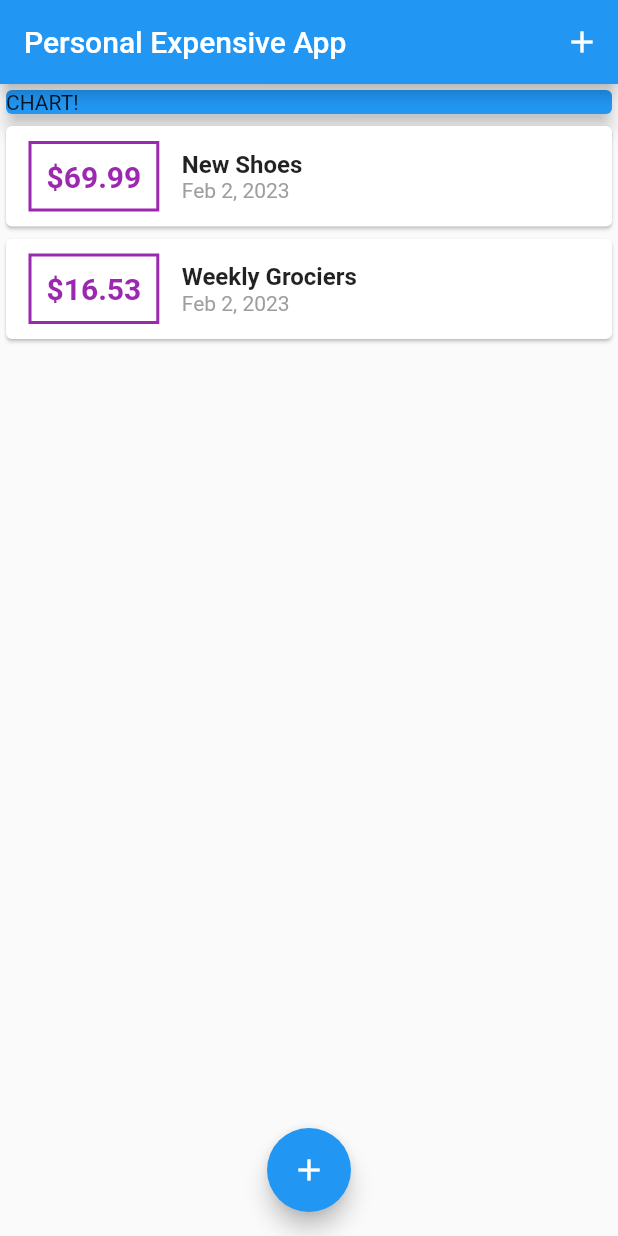
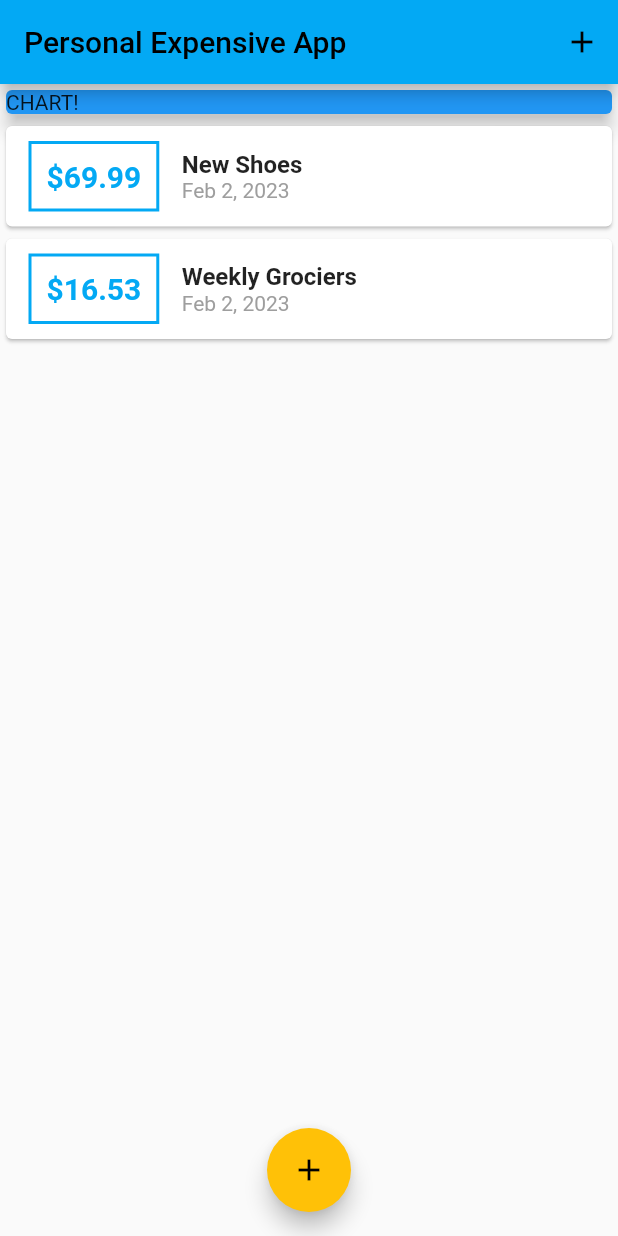
Before and after one commit to akakiev/personal-expenses-app, a Flutter app: the screen it shows after launch, on a phone screen of 412 x 824 dp. Run offline on Flutter 3.47's test engine with Material 2 defaults, Android fonts, the phone set to English and light mode, and no system bars.

Commit message:
configured the theme of the App

```diff
--- a/lib/main.dart
+++ b/lib/main.dart
@@ -9,7 +9,11 @@ class MyApp extends StatelessWidget {
   @override
   Widget build(BuildContext context) {
     return MaterialApp(
-      title: 'Flutter App',
+      title: 'Personal Expenses',
+      theme: ThemeData(
+        primarySwatch: Colors.lightBlue,
+        accentColor: Colors.amber,
+      ),
       home: MyHomePage(),
     );
   }
--- a/lib/widgets/transaction_list.dart
+++ b/lib/widgets/transaction_list.dart
@@ -21,13 +21,14 @@ class TransactionList extends StatelessWidget {
                     horizontal: 15,
                   ),
                   decoration: BoxDecoration(
-                      border: Border.all(color: Colors.purple, width: 2)),
+                      border: Border.all(
+                          color: Theme.of(context).primaryColor, width: 2)),
                   child:
                       Text('\$${transactions[index].amount.toStringAsFixed(2)}',
                           style: TextStyle(
                             fontWeight: FontWeight.bold,
                             fontSize: 20,
-                            color: Colors.purple,
+                            color: Theme.of(context).primaryColor,
                           )),
                 ),
                 Column(
```
